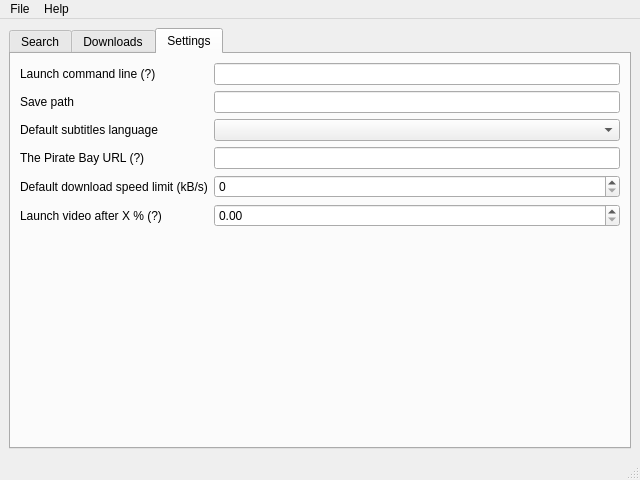
lecler-i/ZTShows, file ui/mainWindow.ui: the form before one commit.
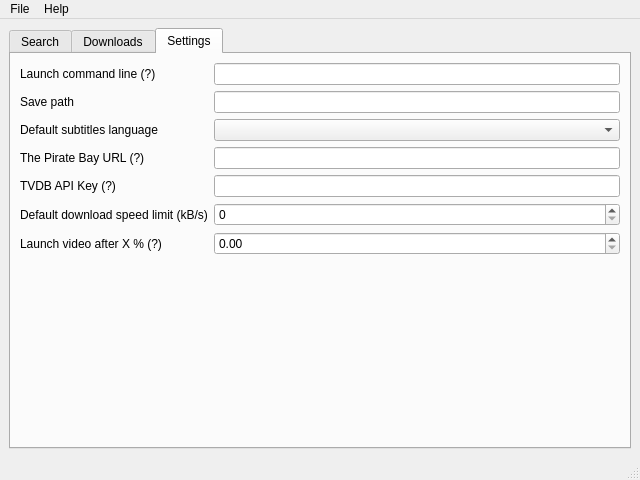
The form after the commit. The open tabs and pages were chosen to show the change.

```diff
--- a/ui/mainWindow.ui
+++ b/ui/mainWindow.ui
@@ -152,14 +152,14 @@
         <item row="3" column="1">
          <widget class="QLineEdit" name="tpbUrlValue"/>
         </item>
-        <item row="4" column="0">
+        <item row="5" column="0">
          <widget class="QLabel" name="speedLimitLabel">
           <property name="text">
            <string>Default download speed limit (kB/s)</string>
           </property>
          </widget>
         </item>
-        <item row="5" column="0">
+        <item row="6" column="0">
          <widget class="QLabel" name="launchAfterLabel">
           <property name="text">
            <string>Launch video after X % (?)</string>
@@ -169,12 +169,22 @@
         <item row="2" column="1">
          <widget class="QComboBox" name="subtitlesLanguageValue"/>
         </item>
-        <item row="4" column="1">
-         <widget class="QSpinBox" name="speedLimitValue"/>
-        </item>
         <item row="5" column="1">
+         <widget class="QSpinBox" name="speedLimitValue"/>
+        </item>
+        <item row="6" column="1">
          <widget class="QDoubleSpinBox" name="launchAfterValue"/>
         </item>
+        <item row="4" column="0">
+         <widget class="QLabel" name="label">
+          <property name="text">
+           <string>TVDB API Key (?)</string>
+          </property>
+         </widget>
+        </item>
+        <item row="4" column="1">
+         <widget class="QLineEdit" name="tvdbApiKeyValue"/>
+        </item>
        </layout>
       </widget>
      </widget>
```
Left out of the diff: 8 changed lines with no effect on the pictures.
